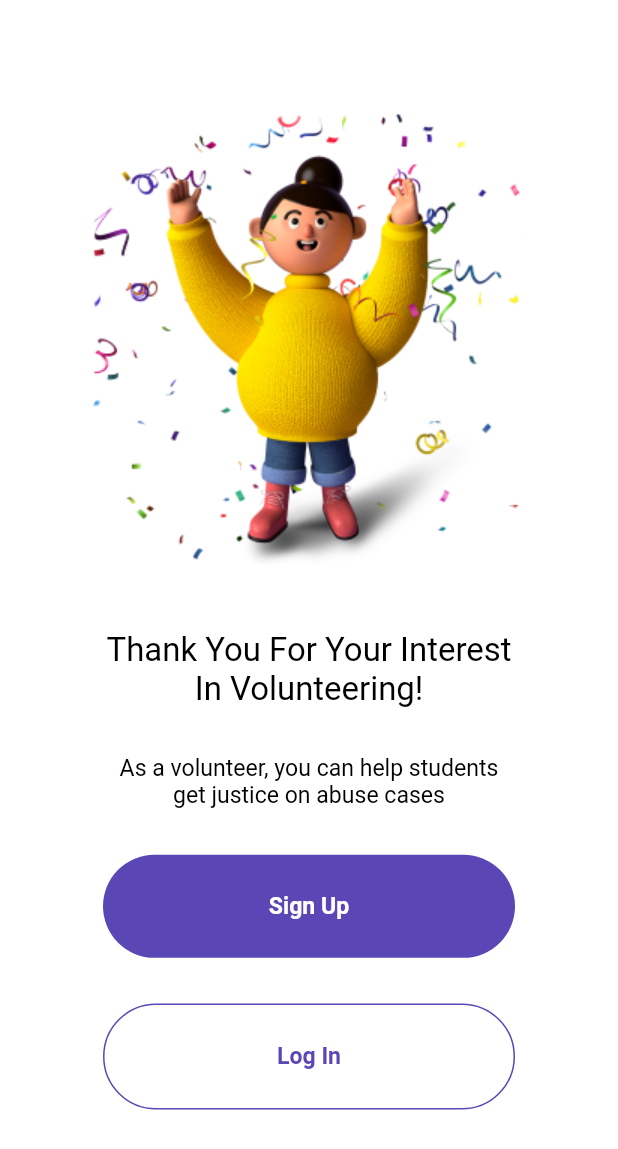
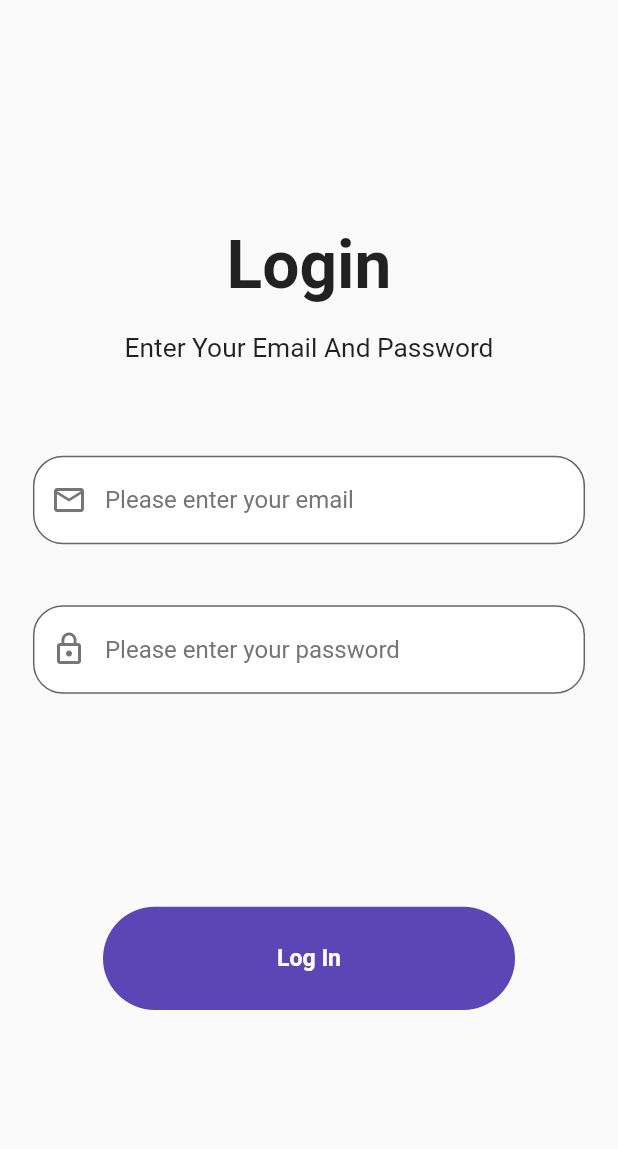
Before and after one commit to BossLevan/Educruise, a Flutter app: the screen it shows after launch, on a phone screen of 412 x 824 dp. Shown: the top 1149 px of the screen. Run offline on Flutter 3.47's test engine with Material 2 defaults, Android fonts, the phone set to English and light mode, and no system bars; our stand-ins replace flutter_screenutil; missing offline and left inert: dart:html.

Commit message:
login screen

```diff
--- a/lib/core/providers/providers.dart
+++ b/lib/core/providers/providers.dart
@@ -1,4 +1,8 @@
 //add view models here
+import 'package:educruise/views/login/login_model.dart';
+import 'package:provider/provider.dart';
 import 'package:provider/single_child_widget.dart';
 
-final providers = <SingleChildWidget>[];
+final providers = <SingleChildWidget>[
+  ChangeNotifierProvider(create: (_) => LoginModel())
+];
--- a/lib/main.dart
+++ b/lib/main.dart
@@ -12,8 +12,8 @@ void main() {
 class MyApp extends StatelessWidget {
   @override
   Widget build(BuildContext context) {
-    return MainApp();
-    //MultiProvider(providers: providers, child: MainApp());
+    return MultiProvider(providers: providers, child: MainApp());
+    //MainApp();
   }
 }
 
@@ -23,7 +23,7 @@ class MainApp extends StatelessWidget {
   Widget build(BuildContext context) {
     return MaterialApp(
       onGenerateRoute: RouteGenerator.generateRoute,
-      initialRoute: RouteNames.volunteerSignupLogin,
+      initialRoute: RouteNames.login,
     );
   }
 }
--- a/lib/shared/constants/routes/route_generator.dart
+++ b/lib/shared/constants/routes/route_generator.dart
@@ -1,5 +1,6 @@
 import 'package:educruise/shared/constants/page_transition.dart';
 import 'package:educruise/shared/constants/routes/routes.dart';
+import 'package:educruise/views/login/login_page.dart';
 import 'package:educruise/views/onboarding.dart';
 import 'package:educruise/views/splashscreen.dart';
 import 'package:educruise/views/volunteer_signup_login.dart';
@@ -17,6 +18,9 @@ class RouteGenerator {
       case RouteNames.volunteerSignupLogin:
         return CustomSlideTransition(child: VolunteerSignupLogin());
         break;
+      case RouteNames.login:
+        return CustomSlideTransition(child: Login());
+        break;
     }
   }
 }
--- a/lib/shared/constants/routes/routes.dart
+++ b/lib/shared/constants/routes/routes.dart
@@ -1,3 +1,4 @@
+import 'package:educruise/views/login/login_page.dart';
 import 'package:educruise/views/onboarding.dart';
 import 'package:educruise/views/splashscreen.dart';
 import 'package:educruise/views/volunteer_signup_login.dart';
@@ -8,11 +9,13 @@ class RouteNames {
   static const String splashScreen = '/';
   static const String onboardingScreen = 'onboardingScreen';
   static const String volunteerSignupLogin = 'volunteerSignupLogin';
+  static const String login = 'login';
 
   //Routes and their respective Pages.
   static Map<String, Widget Function(BuildContext)> routes = {
     RouteNames.splashScreen: (context) => SplashScreen(),
     RouteNames.onboardingScreen: (context) => Onboarding(),
     RouteNames.volunteerSignupLogin: (context) => VolunteerSignupLogin(),
+    RouteNames.login: (context) => Login(),
   };
 }
--- /dev/null
+++ b/lib/views/login/login_model.dart
@@ -0,0 +1,3 @@
+import 'package:flutter/material.dart';
+
+class LoginModel extends ChangeNotifier {}
--- /dev/null
+++ b/lib/views/login/login_page.dart
@@ -0,0 +1,109 @@
+import 'package:educruise/shared/constants/theme/appTheme.dart';
+import 'package:educruise/shared/widgets/filled_button.dart';
+import 'package:flutter/material.dart';
+import 'package:flutter_screenutil/flutter_screenutil.dart';
+
+class Login extends StatefulWidget {
+  @override
+  _LoginState createState() => _LoginState();
+}
+
+class _LoginState extends State<Login> {
+  @override
+  Widget build(BuildContext context) {
+    ScreenUtil.init(context, width: 375, height: 812, allowFontScaling: true);
+    return SafeArea(
+      child: Scaffold(
+        body: Center(
+          child: Container(
+            padding: EdgeInsets.symmetric(horizontal: 20.w),
+            child: SingleChildScrollView(
+              child: Column(
+                children: <Widget>[
+                  Text(
+                    'Login',
+                    style: TextStyle(
+                      fontSize: 40.sp,
+                      fontWeight: FontWeight.w600,
+                    ),
+                  ),
+                  SizedBox(height: 20.h),
+                  Text(
+                    'Enter Your Email And Password',
+                    style: TextStyle(
+                      fontSize: 16.sp,
+                    ),
+                  ),
+                  SizedBox(height: 60.h),
+                  Column(
+                    children: <Widget>[
+                      CustomTextField(
+                        icon: Icons.mail_outline,
+                        text: 'Please enter your email',
+                        obscuredText: false,
+                      ),
+                      SizedBox(height: 40.h),
+                      CustomTextField(
+                        icon: Icons.lock_outline,
+                        text: 'Please enter your password',
+                        obscuredText: true,
+                      ),
+                      SizedBox(height: 140.h),
+                      FillButton(
+                        text: 'Log In',
+                      )
+                    ],
+                  )
+                ],
+              ),
+            ),
+          ),
+        ),
+      ),
+    );
+  }
+}
+
+class CustomTextField extends StatefulWidget {
+  final IconData icon;
+  final String text;
+  final bool obscuredText;
+  CustomTextField({
+    this.icon,
+    this.obscuredText,
+    this.text,
+    Key key,
+  }) : super(key: key);
+
+  @override
+  _CustomTextFieldState createState() => _CustomTextFieldState();
+}
+
+class _CustomTextFieldState extends State<CustomTextField> {
+  @override
+  Widget build(BuildContext context) {
+    return TextField(
+      obscureText: widget.obscuredText,
+      decoration: InputDecoration(
+          prefixIcon: Icon(
+            widget.icon,
+            color: Colors.grey[600],
+          ),
+          border: new OutlineInputBorder(
+            borderRadius: const BorderRadius.all(
+              const Radius.circular(20.0),
+            ),
+          ),
+          focusedBorder: OutlineInputBorder(
+            borderRadius: const BorderRadius.all(
+              const Radius.circular(20.0),
+            ),
+            borderSide: BorderSide(color: appTheme.primaryColor, width: 1),
+          ),
+          filled: true,
+          hintStyle: TextStyle(color: Colors.grey[600]),
+          hintText: widget.text,
+          fillColor: appTheme.backgroundColor),
+    );
+  }
+}
--- a/lib/views/onboarding.dart
+++ b/lib/views/onboarding.dart
@@ -59,7 +59,7 @@ class _OnboardingState extends State<Onboarding> {
               ),
             ),
             SizedBox(
-              height: 10.h,
+              height: 5.h,
             ),
             Container(
               //height: height * .07,
```
